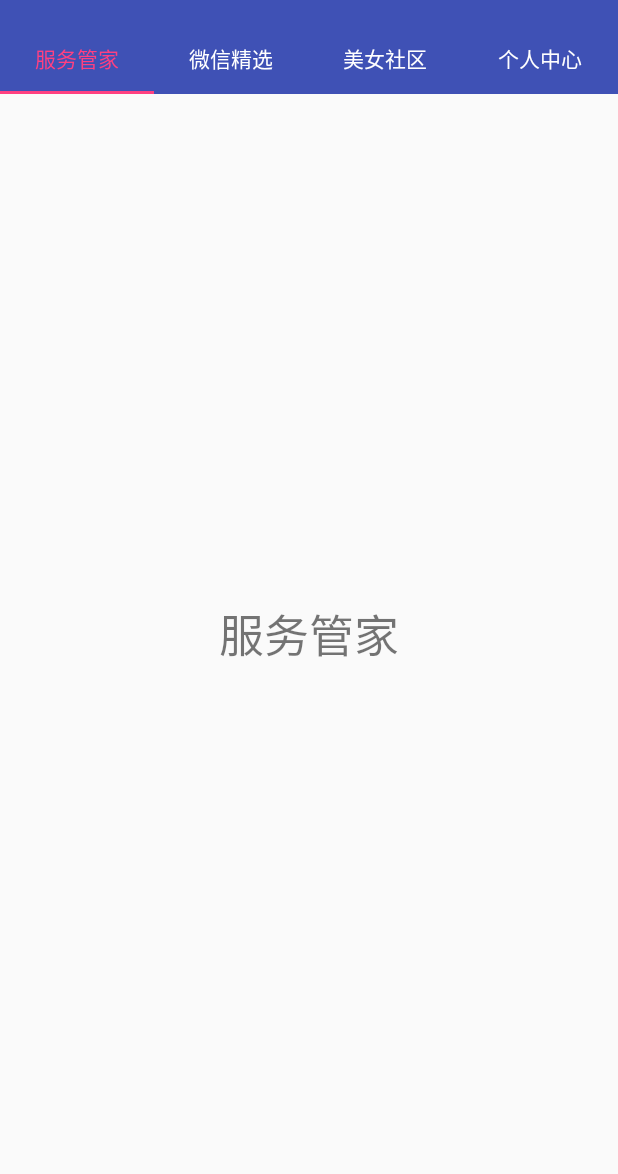
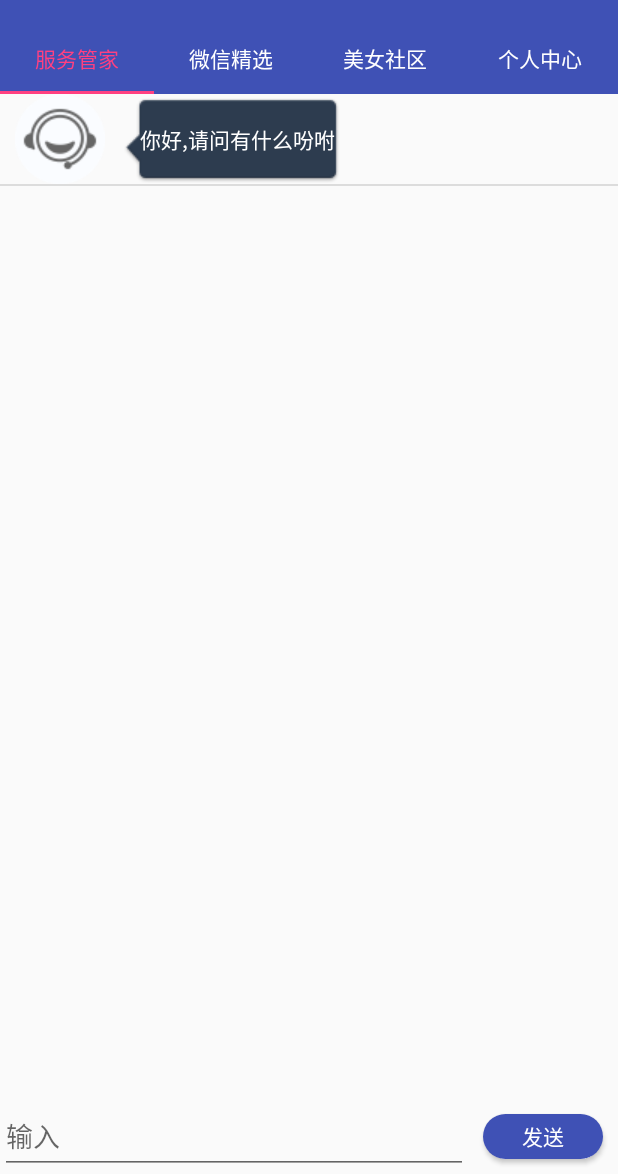
Before and after one commit to lxm-1990/lifeAsistance, an Android app: the ButlerFragment screen opened directly, with no data from a screen before it, on a phone screen of 412 x 824 dp, the part 62-1236 px from its top. Run offline under Robolectric (Android 15) with nearby library versions, the light colour scheme and no system bars; our stand-ins replace CircleImageView; libraries missing offline, so code that uses them is left out: cn.bmob.v3, com.kymjs.rxvolley, com.tencent.bugly; Roboto replaces fonts that are not available here; 1 statement that could not run was skipped.

Commit message:
服务管家

```diff
--- /dev/null
+++ b/app/src/main/java/com/lxm/smartbutler/adapter/ChatAdapter.java
@@ -0,0 +1,95 @@
+package com.lxm.smartbutler.adapter;
+
+import android.content.Context;
+import android.view.LayoutInflater;
+import android.view.View;
+import android.view.ViewGroup;
+import android.widget.BaseAdapter;
+import android.widget.TextView;
+
+import com.lxm.smartbutler.R;
+import com.lxm.smartbutler.entity.ChatData;
+
+import java.io.PrintWriter;
+import java.util.List;
+
+/**
+ * Created by lxm on 17/2/15.
+ */
+
+public class ChatAdapter extends BaseAdapter {
+
+    public static final int LEFT_TYPE = 0;
+    public static final int RIGHT_TYPE = 1;
+
+    private List<ChatData> mList;
+    private Context mContext;
+    private LayoutInflater inflater;
+
+    public ChatAdapter(Context mContext, List<ChatData> mList) {
+        this.mContext = mContext;
+        this.mList = mList;
+        inflater = (LayoutInflater) mContext.getSystemService(Context.LAYOUT_INFLATER_SERVICE);
+    }
+
+    @Override
+    public int getCount() {
+        return mList.size();
+    }
+
+    @Override
+    public Object getItem(int i) {
+        return mList.get(i);
+    }
+
+    @Override
+    public long getItemId(int i) {
+        return i;
+    }
+
+    @Override
+    public View getView(int position, View view, ViewGroup viewGroup) {
+        int type = getItemViewType(position);
+        LeftViewHolder leftViewHolder = null;
+        RightViewHolder rightViewHolder = null;
+        if (view == null) {
+            if (type == LEFT_TYPE){
+                view = inflater.inflate(R.layout.left_item,null);
+                leftViewHolder = new LeftViewHolder();
+                leftViewHolder.tv_left_text = (TextView) view.findViewById(R.id.text);
+                view.setTag(leftViewHolder);
+            } else if (type == RIGHT_TYPE) {
+                view = inflater.inflate(R.layout.right_item,null);
+                rightViewHolder = new RightViewHolder();
+                rightViewHolder.tv_right_text = (TextView) view.findViewById(R.id.text);
+                view.setTag(rightViewHolder);
+            }
+        }
+        if (type == LEFT_TYPE) {
+            leftViewHolder = (LeftViewHolder) view.getTag();
+            leftViewHolder.tv_left_text.setText(mList.get(position).getText());
+        } else if (type == RIGHT_TYPE) {
+            rightViewHolder = (RightViewHolder) view.getTag();
+            rightViewHolder.tv_right_text.setText(mList.get(position).getText());
+        }
+        return view;
+    }
+
+    @Override
+    public int getItemViewType(int position) {
+        return mList.get(position).getType();
+    }
+
+    @Override
+    public int getViewTypeCount() {
+        return 3;
+    }
+
+    private class LeftViewHolder {
+        private TextView tv_left_text;
+    }
+
+    private class RightViewHolder {
+        private TextView tv_right_text;
+    }
+}
--- /dev/null
+++ b/app/src/main/java/com/lxm/smartbutler/entity/ChatData.java
@@ -0,0 +1,32 @@
+package com.lxm.smartbutler.entity;
+
+/**
+ * Created by lxm on 17/2/15.
+ */
+
+public class ChatData {
+
+    private int type;
+    private String text;
+
+    public ChatData(int type,String text) {
+        this.text = text;
+        this.type = type;
+    }
+
+    public String getText() {
+        return text;
+    }
+
+    public void setText(String text) {
+        this.text = text;
+    }
+
+    public int getType() {
+        return type;
+    }
+
+    public void setType(int type) {
+        this.type = type;
+    }
+}
--- a/app/src/main/java/com/lxm/smartbutler/fragment/ButlerFragment.java
+++ b/app/src/main/java/com/lxm/smartbutler/fragment/ButlerFragment.java
@@ -3,22 +3,102 @@ package com.lxm.smartbutler.fragment;
 
 import android.os.Bundle;
 import android.support.v4.app.Fragment;
+import android.text.TextUtils;
 import android.view.LayoutInflater;
 import android.view.View;
 import android.view.ViewGroup;
+import android.widget.Button;
+import android.widget.EditText;
+import android.widget.ListView;
+import android.widget.Toast;
 
+import com.kymjs.rxvolley.RxVolley;
+import com.kymjs.rxvolley.client.HttpCallback;
 import com.lxm.smartbutler.R;
+import com.lxm.smartbutler.adapter.ChatAdapter;
+import com.lxm.smartbutler.entity.ChatData;
+import com.lxm.smartbutler.utils.L;
+import com.lxm.smartbutler.utils.StaticClass;
+
+import org.json.JSONException;
+import org.json.JSONObject;
+
+import java.util.ArrayList;
+import java.util.List;
 
 /**
  * A simple {@link Fragment} subclass.
  */
-public class ButlerFragment extends Fragment {
+public class ButlerFragment extends Fragment implements View.OnClickListener{
+    private ListView mChatListView;
+    private EditText et_chat;
+    private Button btn_send;
+    private ChatAdapter mChatAdapter;
+    private List<ChatData> mList = new ArrayList<>();
 
     @Override
     public View onCreateView(LayoutInflater inflater, ViewGroup container,
                              Bundle savedInstanceState) {
         // Inflate the layout for this fragment
-        return inflater.inflate(R.layout.fragment_butler,null);
+        View view = inflater.inflate(R.layout.fragment_butler,null);
+        findView(view);
+        return view;
     }
 
+    private void findView(View view) {
+        mChatListView = (ListView) view.findViewById(R.id.mChatListView);
+        et_chat = (EditText) view.findViewById(R.id.et_chat);
+        btn_send = (Button) view.findViewById(R.id.btn_send);
+        btn_send.setOnClickListener(this);
+        mList.add(new ChatData(ChatAdapter.LEFT_TYPE,"你好,请问有什么吩咐"));
+        mChatAdapter = new ChatAdapter(getActivity(),mList);
+        mChatListView.setAdapter(mChatAdapter);
+    }
+
+    @Override
+    public void onClick(View view) {
+        switch (view.getId()) {
+            case R.id.btn_send:
+                String chat = et_chat.getText().toString().trim();
+                if (TextUtils.isEmpty(chat)) {
+                    Toast.makeText(getActivity(),"输入框不能为空",Toast.LENGTH_SHORT).show();
+                    return;
+                }
+                if (chat.length() > 30) {
+                    Toast.makeText(getActivity(),"超出字符限制",Toast.LENGTH_SHORT).show();
+                    return;
+                }
+                mList.add(new ChatData(ChatAdapter.RIGHT_TYPE,chat));
+                mChatAdapter.notifyDataSetChanged();
+                mChatListView.setSelection(mChatListView.getBottom());
+                String url = "http://op.juhe.cn/robot/index?info=" + chat
+                        + "&key=" + StaticClass.CHAT_LIST_KEY;
+                RxVolley.get(url, new HttpCallback() {
+                    @Override
+                    public void onSuccess(String t) {
+                        L.i("!!!!!" + t);
+                        super.onSuccess(t);
+                        parseJson(t);
+                    }
+                });
+                break;
+        }
+    }
+
+    private void parseJson(String json) {
+        try {
+            JSONObject jsonObject = new JSONObject(json);
+            int error_code = jsonObject.getInt("error_code");
+            if (error_code == 0) {
+                JSONObject resultObject = jsonObject.getJSONObject("result");
+                String text = resultObject.getString("text");
+                mList.add(new ChatData(ChatAdapter.LEFT_TYPE,text));
+                mChatAdapter.notifyDataSetChanged();
+                mChatListView.setSelection(mChatListView.getBottom());
+            }
+
+        } catch (JSONException e) {
+            e.printStackTrace();
+        }
+    }
 }
--- a/app/src/main/java/com/lxm/smartbutler/ui/CourierActivity.java
+++ b/app/src/main/java/com/lxm/smartbutler/ui/CourierActivity.java
@@ -1,6 +1,5 @@
 package com.lxm.smartbutler.ui;
 
-import android.support.v7.app.AppCompatActivity;
 import android.os.Bundle;
 import android.text.TextUtils;
 import android.view.View;
--- a/app/src/main/java/com/lxm/smartbutler/utils/StaticClass.java
+++ b/app/src/main/java/com/lxm/smartbutler/utils/StaticClass.java
@@ -16,5 +16,10 @@ public class StaticClass {
     public static final String COURIER_KEY = "10228c8f52958b8c9ccf40d41f92b1b4";
     //归属地Key
     public static final String PHONE_KEY = "22a6ba14995ce26dd0002216be51dabb";
+    //问答机器人key
+    public static final String CHAT_LIST_KEY = "7a48539921338ef90866922b21e25f6d";
+
+    //微信精选key
+    public static final String WECHAT_KEY = "78f723dccf85aea324a3cf0daac97f35";
 
 }
--- a/app/src/main/res/layout/activity_courier.xml
+++ b/app/src/main/res/layout/activity_courier.xml
@@ -33,5 +33,6 @@
         android:layout_width="match_parent"
         android:layout_height="0dp"
         android:layout_weight="1"
-        android:visibility="gone"/>
+        android:visibility="gone"
+        android:scrollbars="none" />
 </LinearLayout>
--- a/app/src/main/res/layout/fragment_butler.xml
+++ b/app/src/main/res/layout/fragment_butler.xml
@@ -1,14 +1,36 @@
 <LinearLayout xmlns:android="http://schemas.android.com/apk/res/android"
     android:layout_width="match_parent"
     android:layout_height="match_parent"
-    android:gravity="center"
     android:orientation="vertical">
+    <ListView
+        android:id="@+id/mChatListView"
+        android:scrollbars="none"
+        android:layout_width="match_parent"
+        android:layout_height="0dp"
+        android:layout_weight="1"
+        android:dividerHeight="0dp">
+    </ListView>
 
-    <!-- TODO: Update blank fragment layout -->
-    <TextView
-        android:layout_width="wrap_content"
-        android:layout_height="wrap_content"
-        android:text="服务管家"
-        android:textSize="30sp"/>
+    <LinearLayout
+        android:layout_width="match_parent"
+        android:layout_height="50dp"
+        android:orientation="horizontal"
+        android:gravity="center_vertical">
+        <EditText
+            android:id="@+id/et_chat"
+            android:hint="输入"
+            android:layout_width="0dp"
+            android:layout_height="match_parent"
+            android:textColor="@color/colorPrimary"
+            android:layout_weight="1"/>
+        <Button
+            android:id="@+id/btn_send"
+            android:background="@drawable/button_bg"
+            android:layout_width="80dp"
+            android:layout_height="match_parent"
+            android:text="发送"
+            android:textColor="@android:color/white"
+            android:layout_margin="10dp"/>
+    </LinearLayout>
 
 </LinearLayout>
--- /dev/null
+++ b/app/src/main/res/layout/left_item.xml
@@ -0,0 +1,23 @@
+<?xml version="1.0" encoding="utf-8"?>
+<LinearLayout xmlns:android="http://schemas.android.com/apk/res/android"
+    android:orientation="horizontal"
+    android:layout_width="match_parent"
+    android:gravity="center_vertical|left"
+    android:layout_height="match_parent">
+
+    <ImageView
+        android:layout_width="wrap_content"
+        android:layout_height="wrap_content"
+        android:layout_marginLeft="10dp"
+        android:layout_marginRight="10dp"
+        android:background="@drawable/assistant"/>
+    <TextView
+        android:textColor="@android:color/white"
+        android:id="@+id/text"
+        android:text="你好"
+        android:layout_width="wrap_content"
+        android:layout_height="wrap_content"
+        android:background="@drawable/chat_bg_cloud"
+        android:gravity="center_vertical"
+        android:layout_marginRight="10dp"/>
+</LinearLayout>
```
Also changed, not shown: app/src/main/res/layout/right_item.xml (added, +22 -0 lines), 2 other files.
